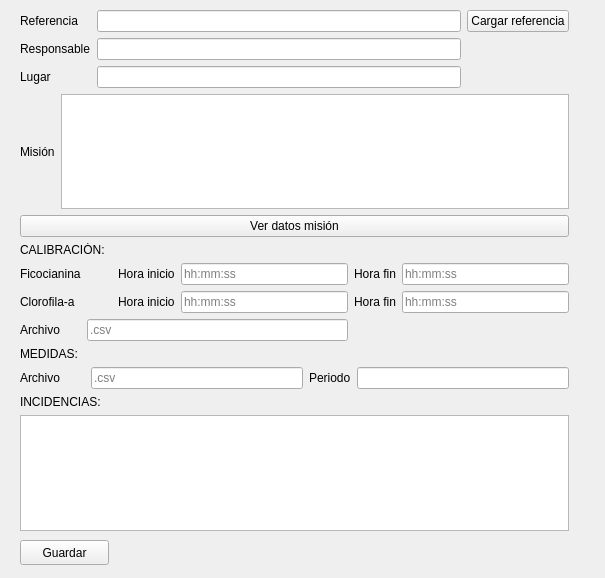
UCM-237/PprzGCS, file src/widgets/muestreo_window.ui: the form before one commit.
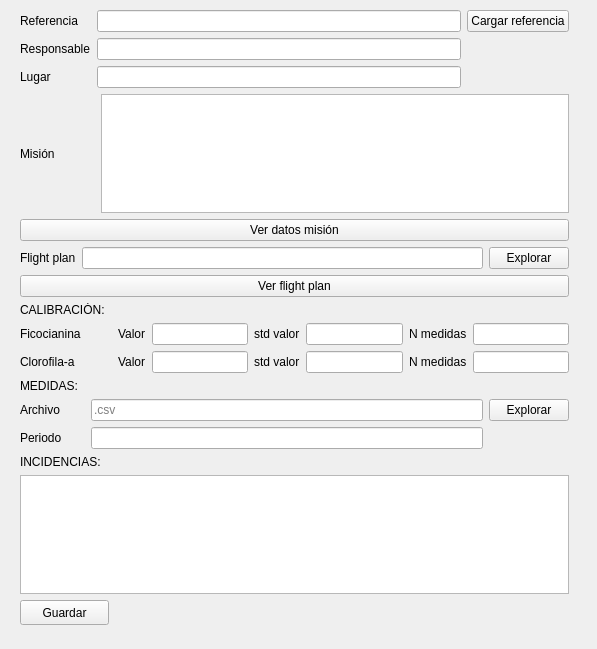
The form after the commit.

Commit message: Ventana de muestreo actualizada

Diff of the .ui file:
```diff
--- a/src/widgets/muestreo_window.ui
+++ b/src/widgets/muestreo_window.ui
@@ -6,8 +6,8 @@
    <rect>
     <x>0</x>
     <y>0</y>
-    <width>605</width>
-    <height>578</height>
+    <width>597</width>
+    <height>649</height>
    </rect>
   </property>
   <property name="windowTitle">
@@ -17,7 +17,7 @@
    <property name="geometry">
     <rect>
      <x>20</x>
-     <y>540</y>
+     <y>600</y>
      <width>89</width>
      <height>25</height>
     </rect>
@@ -26,13 +26,13 @@
     <string>Guardar</string>
    </property>
   </widget>
-  <widget class="QWidget" name="">
+  <widget class="QWidget" name="layoutWidget">
    <property name="geometry">
     <rect>
      <x>20</x>
      <y>10</y>
      <width>549</width>
-     <height>521</height>
+     <height>584</height>
     </rect>
    </property>
    <layout class="QVBoxLayout" name="verticalLayout">
@@ -94,7 +94,7 @@
       <item>
        <widget class="QLabel" name="label_17">
         <property name="text">
-         <string>Misión</string>
+         <string>Misión            </string>
         </property>
        </widget>
       </item>
@@ -114,8 +114,100 @@
       </property>
      </widget>
     </item>
+    <item>
+     <layout class="QHBoxLayout" name="horizontalLayout_2">
+      <item>
+       <widget class="QLabel" name="label_18">
+        <property name="text">
+         <string>Flight plan</string>
+        </property>
+       </widget>
+      </item>
+      <item>
+       <widget class="QLineEdit" name="label_flight_plan">
+        <property name="text">
+         <string/>
+        </property>
+       </widget>
+      </item>
+      <item>
+       <widget class="QPushButton" name="button_explorer_flight_plan">
+        <property name="text">
+         <string>Explorar</string>
+        </property>
+       </widget>
+      </item>
+     </layout>
+    </item>
+    <item>
+     <layout class="QGridLayout" name="gridLayout_5"/>
+    </item>
+    <item>
+     <widget class="QPushButton" name="button_ver_flight_plan">
+      <property name="text">
+       <string>Ver flight plan</string>
+      </property>
+     </widget>
+    </item>
     <item>
      <layout class="QGridLayout" name="gridLayout_2">
+      <item row="2" column="5">
+       <widget class="QLineEdit" name="label_std_clorofila">
+        <property name="text">
+         <string/>
+        </property>
+        <property name="readOnly">
+         <bool>false</bool>
+        </property>
+        <property name="placeholderText">
+         <string/>
+        </property>
+       </widget>
+      </item>
+      <item row="1" column="7">
+       <widget class="QLineEdit" name="label_N_ficocianina">
+        <property name="text">
+         <string/>
+        </property>
+        <property name="placeholderText">
+         <string/>
+        </property>
+       </widget>
+      </item>
+      <item row="1" column="6">
+       <widget class="QLabel" name="label_2">
+        <property name="text">
+         <string>N medidas</string>
+        </property>
+       </widget>
+      </item>
+      <item row="2" column="3">
+       <widget class="QLineEdit" name="label_valor_clorofila">
+        <property name="text">
+         <string/>
+        </property>
+        <property name="placeholderText">
+         <string/>
+        </property>
+       </widget>
+      </item>
+      <item row="1" column="3">
+       <widget class="QLineEdit" name="label_valor_ficocianina">
+        <property name="text">
+         <string/>
+        </property>
+        <property name="placeholderText">
+         <string/>
+        </property>
+       </widget>
+      </item>
+      <item row="2" column="2">
+       <widget class="QLabel" name="label_10">
+        <property name="text">
+         <string>Valor</string>
+        </property>
+       </widget>
+      </item>
       <item row="0" column="0" colspan="2">
        <widget class="QLabel" name="label">
         <property name="text">
@@ -123,20 +215,31 @@
         </property>
        </widget>
       </item>
-      <item row="3" column="1" colspan="3">
-       <widget class="QLineEdit" name="label_archivo_calibracion">
+      <item row="1" column="2">
+       <widget class="QLabel" name="label_7">
         <property name="text">
-         <string/>
+         <string>Valor</string>
         </property>
-        <property name="placeholderText">
-         <string>.csv</string>
+       </widget>
+      </item>
+      <item row="1" column="4">
+       <widget class="QLabel" name="label_6">
+        <property name="text">
+         <string>std valor</string>
         </property>
        </widget>
       </item>
       <item row="2" column="4">
        <widget class="QLabel" name="label_11">
         <property name="text">
-         <string>Hora fin</string>
+         <string>std valor</string>
+        </property>
+       </widget>
+      </item>
+      <item row="1" column="0">
+       <widget class="QLabel" name="label_8">
+        <property name="text">
+         <string>Ficocianina</string>
         </property>
        </widget>
       </item>
@@ -147,71 +250,20 @@
         </property>
        </widget>
       </item>
-      <item row="2" column="2">
-       <widget class="QLabel" name="label_10">
+      <item row="2" column="7">
+       <widget class="QLineEdit" name="label_N_clorofila">
         <property name="text">
-         <string>Hora inicio</string>
-        </property>
-       </widget>
-      </item>
-      <item row="1" column="0">
-       <widget class="QLabel" name="label_8">
-        <property name="text">
-         <string>Ficocianina</string>
-        </property>
-       </widget>
-      </item>
-      <item row="1" column="3">
-       <widget class="QLineEdit" name="label_h_inicio_ficocianina">
-        <property name="text">
          <string/>
         </property>
         <property name="placeholderText">
-         <string>hh:mm:ss</string>
-        </property>
-       </widget>
-      </item>
-      <item row="1" column="2">
-       <widget class="QLabel" name="label_7">
-        <property name="text">
-         <string>Hora inicio</string>
-        </property>
-       </widget>
-      </item>
-      <item row="2" column="5">
-       <widget class="QLineEdit" name="label_h_fin_clorofila">
-        <property name="text">
          <string/>
         </property>
-        <property name="readOnly">
-         <bool>false</bool>
-        </property>
-        <property name="placeholderText">
-         <string>hh:mm:ss</string>
-        </property>
        </widget>
       </item>
-      <item row="1" column="4">
-       <widget class="QLabel" name="label_6">
-        <property name="text">
-         <string>Hora fin</string>
-        </property>
-       </widget>
-      </item>
-      <item row="3" column="0">
+      <item row="2" column="6">
        <widget class="QLabel" name="label_12">
         <property name="text">
-         <string>Archivo</string>
-        </property>
-       </widget>
-      </item>
-      <item row="2" column="3">
-       <widget class="QLineEdit" name="label_h_inicio_clorofila">
-        <property name="text">
-         <string/>
-        </property>
-        <property name="placeholderText">
-         <string>hh:mm:ss</string>
+         <string>N medidas</string>
         </property>
        </widget>
       </item>
@@ -221,7 +273,7 @@
          <string/>
         </property>
         <property name="placeholderText">
-         <string>hh:mm:ss</string>
+         <string/>
         </property>
        </widget>
       </item>
@@ -229,6 +281,20 @@
     </item>
     <item>
      <layout class="QGridLayout" name="gridLayout_3">
+      <item row="2" column="0">
+       <widget class="QLabel" name="label_16">
+        <property name="text">
+         <string>Periodo</string>
+        </property>
+       </widget>
+      </item>
+      <item row="2" column="1">
+       <widget class="QLineEdit" name="label_periodo_medidas">
+        <property name="text">
+         <string/>
+        </property>
+       </widget>
+      </item>
       <item row="0" column="0">
        <widget class="QLabel" name="label_13">
         <property name="text">
@@ -254,16 +320,9 @@
        </widget>
       </item>
       <item row="1" column="2">
-       <widget class="QLabel" name="label_16">
+       <widget class="QPushButton" name="button_explorer_medidas">
         <property name="text">
-         <string>Periodo</string>
-        </property>
-       </widget>
-      </item>
-      <item row="1" column="3">
-       <widget class="QLineEdit" name="label_periodo_medidas">
-        <property name="text">
-         <string/>
+         <string>Explorar</string>
         </property>
        </widget>
       </item>
```
Left out of the diff: 58 changed lines with no effect on the pictures. The commit also changes 78 other files.
